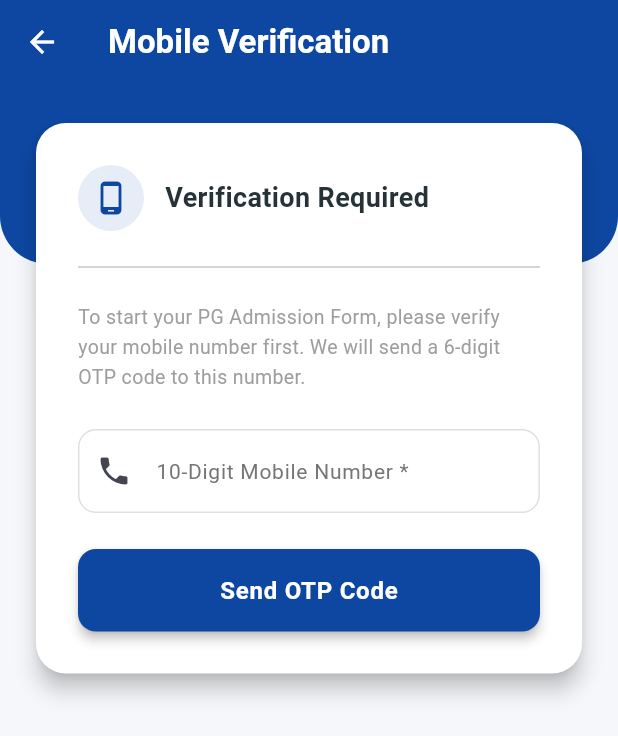
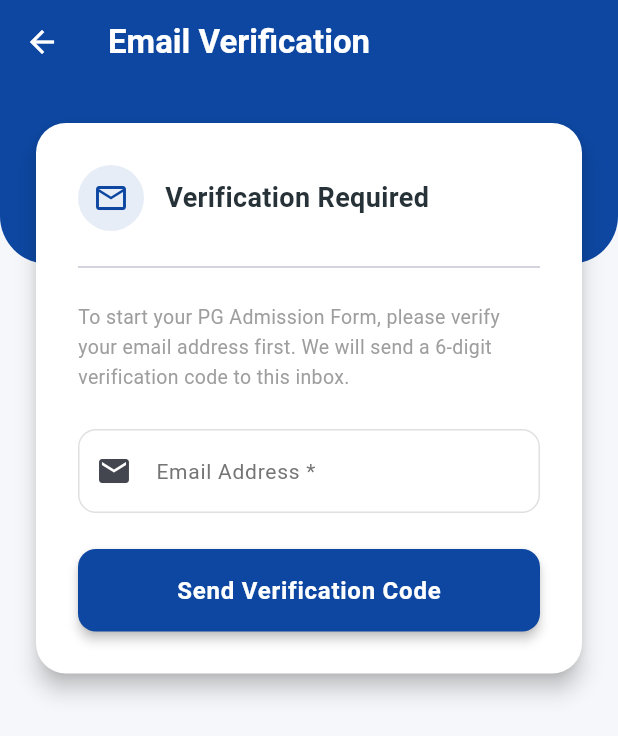
Before and after one commit to prajwalnp11/JSS_PG_ADMISSION, a Flutter app: the screen it shows after launch, after a tap on "Start Admission Form", on a phone screen of 412 x 824 dp. Shown: the top 736 px of the screen. Run offline on Flutter 3.47's test engine with Material 3 defaults, Android fonts, the light colour scheme and no system bars; our stand-ins replace file_picker.

Commit message:
email verification added

```diff
--- a/lib/screens/dashboard_screen.dart
+++ b/lib/screens/dashboard_screen.dart
@@ -1,5 +1,5 @@
 import 'package:flutter/material.dart';
-import 'phone_verification_screen.dart';
+import 'email_verification_screen.dart';
 
 class DashboardScreen extends StatefulWidget {
   const DashboardScreen({super.key});
@@ -280,7 +280,7 @@ class _DashboardScreenState extends State<DashboardScreen> {
                               Navigator.push(
                                 context,
                                 MaterialPageRoute(
-                                  builder: (context) => const PhoneVerificationScreen(),
+                                  builder: (context) => const EmailVerificationScreen(),
                                 ),
                               );
                             },
--- a/lib/screens/phone_verification_screen.dart
+++ b/lib/screens/email_verification_screen.dart
@@ -4,15 +4,15 @@ import 'package:flutter/services.dart';
 import '../services/api_service.dart';
 import 'form_wizard_screen.dart';
 
-class PhoneVerificationScreen extends StatefulWidget {
-  const PhoneVerificationScreen({super.key});
+class EmailVerificationScreen extends StatefulWidget {
+  const EmailVerificationScreen({super.key});
 
   @override
-  State<PhoneVerificationScreen> createState() => _PhoneVerificationScreenState();
+  State<EmailVerificationScreen> createState() => _EmailVerificationScreenState();
 }
 
-class _PhoneVerificationScreenState extends State<PhoneVerificationScreen> {
-  final _phoneController = TextEditingController();
+class _EmailVerificationScreenState extends State<EmailVerificationScreen> {
+  final _emailController = TextEditingController();
   final _otpController = TextEditingController();
   final _formKey = GlobalKey<FormState>();
 
@@ -26,7 +26,7 @@ class _PhoneVerificationScreenState extends State<PhoneVerificationScreen> {
 
   @override
   void dispose() {
-    _phoneController.dispose();
+    _emailController.dispose();
     _otpController.dispose();
     _timer?.cancel();
     super.dispose();
@@ -55,14 +55,14 @@ class _PhoneVerificationScreenState extends State<PhoneVerificationScreen> {
   Future<void> _sendOtp() async {
     if (!_formKey.currentState!.validate()) return;
 
-    final phone = _phoneController.text.trim();
+    final email = _emailController.text.trim().toLowerCase();
 
     setState(() {
       _isLoading = true;
     });
 
     try {
-      final res = await ApiService.sendOtp(phone);
+      final res = await ApiService.sendOtp(email);
       setState(() {
         _isLoading = false;
       });
@@ -73,25 +73,16 @@ class _PhoneVerificationScreenState extends State<PhoneVerificationScreen> {
         });
         _startTimer();
 
-        // Show mock OTP code in a SnackBar for easier developer testing
-        final devCode = res['otp'];
         if (!mounted) return;
         ScaffoldMessenger.of(context).showSnackBar(
-          SnackBar(
-            content: Text('OTP sent successfully! [Dev Mock Code: $devCode or 123456]'),
-            backgroundColor: const Color(0xFF0D47A1),
-            duration: const Duration(seconds: 8),
-            action: SnackBarAction(
-              label: 'Copy Code',
-              textColor: Colors.amber,
-              onPressed: () {
-                Clipboard.setData(ClipboardData(text: devCode ?? ''));
-              },
-            ),
+          const SnackBar(
+            content: Text('Verification code sent successfully! Please check your email inbox.'),
+            backgroundColor: Color(0xFF0D47A1),
+            duration: Duration(seconds: 6),
           ),
         );
       } else {
-        _showError(res['message'] ?? 'Failed to send OTP.');
+        _showError(res['message'] ?? 'Failed to send verification code.');
       }
     } catch (e) {
       setState(() {
@@ -102,7 +93,7 @@ class _PhoneVerificationScreenState extends State<PhoneVerificationScreen> {
   }
 
   Future<void> _verifyOtp() async {
-    final phone = _phoneController.text.trim();
+    final email = _emailController.text.trim().toLowerCase();
     final otp = _otpController.text.trim();
 
     if (otp.length != 6) {
@@ -115,7 +106,7 @@ class _PhoneVerificationScreenState extends State<PhoneVerificationScreen> {
     });
 
     try {
-      final res = await ApiService.verifyOtp(phone, otp);
+      final res = await ApiService.verifyOtp(email, otp);
       setState(() {
         _isLoading = false;
       });
@@ -123,12 +114,12 @@ class _PhoneVerificationScreenState extends State<PhoneVerificationScreen> {
       if (res['status'] == 'success') {
         _timer?.cancel();
 
-        // Navigate to the form and pass verified number
+        // Navigate to the form and pass verified email
         if (!mounted) return;
         Navigator.pushReplacement(
           context,
           MaterialPageRoute(
-            builder: (context) => FormWizardScreen(verifiedMobileNumber: phone),
+            builder: (context) => FormWizardScreen(verifiedEmail: email),
           ),
         );
       } else {
@@ -157,7 +148,7 @@ class _PhoneVerificationScreenState extends State<PhoneVerificationScreen> {
     return Scaffold(
       appBar: AppBar(
         title: const Text(
-          'Mobile Verification',
+          'Email Verification',
           style: TextStyle(fontWeight: FontWeight.bold, color: Colors.white),
         ),
         backgroundColor: const Color(0xFF0D47A1),
@@ -208,14 +199,14 @@ class _PhoneVerificationScreenState extends State<PhoneVerificationScreen> {
                                   shape: BoxShape.circle,
                                 ),
                                 child: Icon(
-                                  _isOtpSent ? Icons.sms_outlined : Icons.phone_android_outlined,
+                                  _isOtpSent ? Icons.mark_email_read_outlined : Icons.email_outlined,
                                   color: const Color(0xFF0D47A1),
                                   size: 24,
                                 ),
                               ),
                               const SizedBox(width: 14),
                               Text(
-                                _isOtpSent ? "Enter OTP Code" : "Verification Required",
+                                _isOtpSent ? "Enter Verification Code" : "Verification Required",
                                 style: const TextStyle(
                                   fontSize: 18,
                                   fontWeight: FontWeight.bold,
@@ -230,35 +221,30 @@ class _PhoneVerificationScreenState extends State<PhoneVerificationScreen> {
 
                           if (!_isOtpSent) ...[
                             const Text(
-                              "To start your PG Admission Form, please verify your mobile number first. We will send a 6-digit OTP code to this number.",
+                              "To start your PG Admission Form, please verify your email address first. We will send a 6-digit verification code to this inbox.",
                               style: TextStyle(fontSize: 13, color: Colors.grey, height: 1.5),
                             ),
                             const SizedBox(height: 24),
 
-                            // Phone field
+                            // Email field
                             TextFormField(
-                              controller: _phoneController,
-                              keyboardType: TextInputType.phone,
-                              inputFormatters: [
-                                FilteringTextInputFormatter.digitsOnly,
-                                LengthLimitingTextInputFormatter(10),
-                              ],
+                              controller: _emailController,
+                              keyboardType: TextInputType.emailAddress,
                               decoration: InputDecoration(
-                                labelText: "10-Digit Mobile Number *",
-                                hintText: "Enter mobile number",
-                                prefixText: "+91 ",
-                                prefixStyle: const TextStyle(color: Colors.black, fontWeight: FontWeight.bold),
+                                labelText: "Email Address *",
+                                hintText: "Enter email address",
                                 border: OutlineInputBorder(
                                   borderRadius: BorderRadius.circular(12),
                                 ),
-                                prefixIcon: const Icon(Icons.phone),
+                                prefixIcon: const Icon(Icons.email),
                               ),
                               validator: (val) {
                                 if (val == null || val.trim().isEmpty) {
-                                  return "Mobile number is required";
+                                  return "Email address is required";
                                 }
-                                if (val.trim().length < 10) {
-                                  return "Please enter a valid 10-digit number";
+                                final emailRegex = RegExp(r"^[a-zA-Z0-9._%+-]+@[a-zA-Z0-9.-]+\.[a-zA-Z]{2,}$");
+                                if (!emailRegex.hasMatch(val.trim())) {
+                                  return "Please enter a valid email address";
                                 }
                                 return null;
                               },
@@ -278,7 +264,7 @@ class _PhoneVerificationScreenState extends State<PhoneVerificationScreen> {
                               ),
                               child: const Center(
                                 child: Text(
-                                  "Send OTP Code",
+                                  "Send Verification Code",
                                   style: TextStyle(
                                     fontSize: 16,
                                     fontWeight: FontWeight.bold,
@@ -289,7 +275,7 @@ class _PhoneVerificationScreenState extends State<PhoneVerificationScreen> {
                             ),
                           ] else ...[
                             Text(
-                              "Enter the 6-digit code sent to +91 ${_phoneController.text}.",
+                              "Enter the 6-digit code sent to ${_emailController.text}.",
                               style: const TextStyle(fontSize: 13, color: Colors.grey, height: 1.5),
                             ),
                             const SizedBox(height: 24),
@@ -351,7 +337,7 @@ class _PhoneVerificationScreenState extends State<PhoneVerificationScreen> {
                                 TextButton(
                                   onPressed: _canResend && !_isLoading ? _sendOtp : null,
                                   child: Text(
-                                    "Resend OTP",
+                                    "Resend Code",
                                     style: TextStyle(
                                       color: _canResend ? const Color(0xFF0D47A1) : Colors.grey,
                                       fontWeight: FontWeight.bold,
@@ -376,7 +362,7 @@ class _PhoneVerificationScreenState extends State<PhoneVerificationScreen> {
                               },
                               icon: const Icon(Icons.arrow_back, size: 16, color: Color(0xFF0D47A1)),
                               label: const Text(
-                                "Change Phone Number",
+                                "Change Email Address",
                                 style: TextStyle(color: Color(0xFF0D47A1), fontWeight: FontWeight.bold, fontSize: 13),
                               ),
                             ),
--- a/lib/services/api_service.dart
+++ b/lib/services/api_service.dart
@@ -3,13 +3,13 @@ import 'package:http/http.dart' as http;
 import '../models/admission_form.dart';
 class ApiService {
   // Replace this URL with your real Google Apps Script web app URL after deployment.
-  static const String apiUrl = 'https://script.google.com/macros/s/AKfycbzEI0_nFT-zLAQhvkfw6DPKTRsuRHKtM0-_QH0SAZfx4mzWEUOZXbNfiyDLYNtlrqFMpg/exec';
+  static const String apiUrl = 'https://script.google.com/macros/s/AKfycby261cqU8Tl8Dn34IIT0JB1TEmnnIyCSMqjuJry-KgcVYhPWUUoxyte34z0Zg_ylXxI/exec';
 
   // In-memory store for mock OTPs during development
   static String? _mockOtp;
 
-  /// Requests an OTP for a phone number from the Google Apps Script backend.
-  static Future<Map<String, dynamic>> sendOtp(String phoneNumber) async {
+  /// Requests an OTP for an email address from the Google Apps Script backend.
+  static Future<Map<String, dynamic>> sendOtp(String email) async {
     if (apiUrl == 'YOUR_GOOGLE_APPS_SCRIPT_URL_HERE' || apiUrl.isEmpty) {
       await Future.delayed(const Duration(milliseconds: 800));
       _mockOtp = '123456';
@@ -26,7 +26,7 @@ class ApiService {
         headers: {'Content-Type': 'text/plain'},
         body: jsonEncode({
           'action': 'sendOtp',
-          'mobileNo': phoneNumber,
+          'email': email,
         }),
       ).timeout(const Duration(seconds: 30));
 
@@ -46,8 +46,8 @@ class ApiService {
     }
   }
 
-  /// Verifies the OTP for a phone number with the Google Apps Script backend.
-  static Future<Map<String, dynamic>> verifyOtp(String phoneNumber, String otp) async {
+  /// Verifies the OTP for an email address with the Google Apps Script backend.
+  static Future<Map<String, dynamic>> verifyOtp(String email, String otp) async {
     if (apiUrl == 'YOUR_GOOGLE_APPS_SCRIPT_URL_HERE' || apiUrl.isEmpty) {
       await Future.delayed(const Duration(milliseconds: 600));
       if (otp == '123456') {
@@ -69,7 +69,7 @@ class ApiService {
         headers: {'Content-Type': 'text/plain'},
         body: jsonEncode({
           'action': 'verifyOtp',
-          'mobileNo': phoneNumber,
+          'email': email,
           'otp': otp,
         }),
       ).timeout(const Duration(seconds: 30));
--- a/pubspec.yaml
+++ b/pubspec.yaml
@@ -37,7 +37,6 @@ dependencies:
   http: ^1.2.0
   file_picker: ^8.0.0
   url_launcher: ^6.3.0
-
 dev_dependencies:
   flutter_test:
     sdk: flutter
```
Also changed, not shown: lib/screens/form_wizard_screen.dart (+17 -17 lines), 3 other files.
